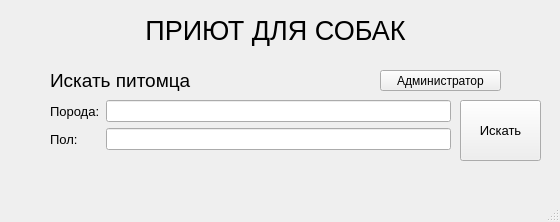
Qt form dog_shelter_designer.ui (dimondg/dog_shelter) before a commit.
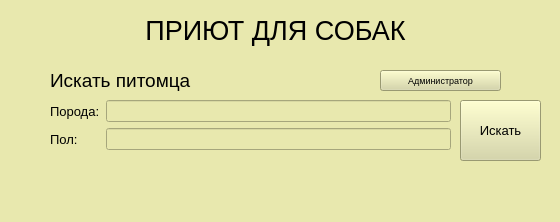
The same form after that commit.

```diff
--- a/dog_shelter_designer.ui
+++ b/dog_shelter_designer.ui
@@ -13,6 +13,9 @@
   <property name="windowTitle">
    <string>MainWindow</string>
   </property>
+  <property name="styleSheet">
+   <string notr="true">background-color: rgb(232, 232, 174)</string>
+  </property>
   <widget class="QWidget" name="centralwidget">
    <widget class="QLabel" name="label">
     <property name="geometry">
@@ -114,6 +117,9 @@
       <pointsize>10</pointsize>
      </font>
     </property>
+    <property name="styleSheet">
+     <string notr="true">background-color: rgb(214, 214, 160)</string>
+    </property>
     <property name="text">
      <string>Искать</string>
     </property>
@@ -127,6 +133,14 @@
       <height>21</height>
      </rect>
     </property>
+    <property name="font">
+     <font>
+      <pointsize>7</pointsize>
+     </font>
+    </property>
+    <property name="styleSheet">
+     <string notr="true">background-color: rgb(214, 214, 160)</string>
+    </property>
     <property name="text">
      <string>Администратор</string>
     </property>
```
Left out of the diff: 2 changed lines with no effect on the pictures.
